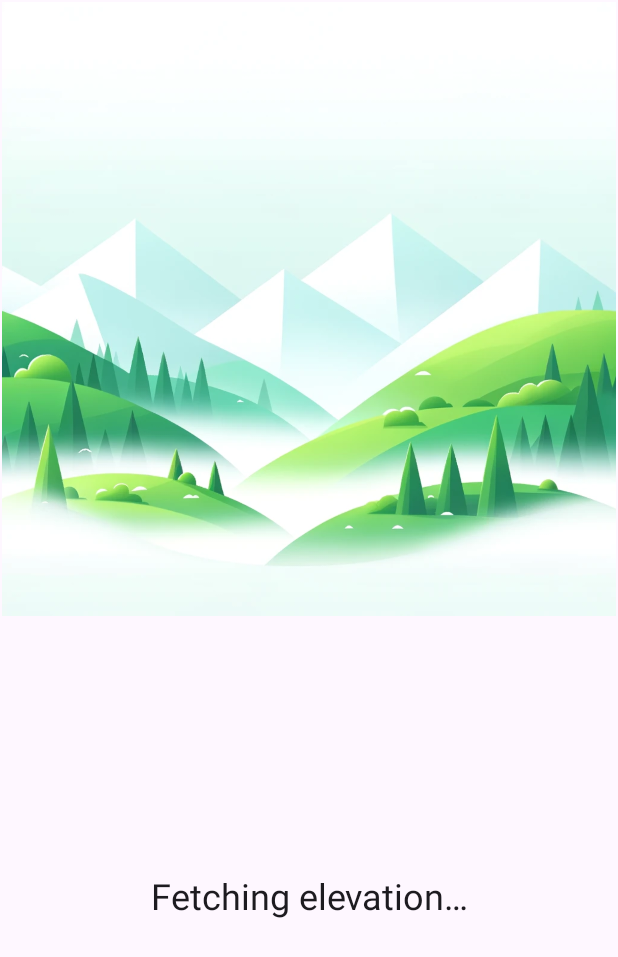
After one commit to arunderwood/heightmark, an Android app: the layout fragment_elevation.xml on its own in the app's theme, with its tools: preview values and no code run, on a phone screen of 412 x 824 dp. The commit adds this screen. Shown: the top 957 px of the screen. Run offline under Robolectric (Android 15) with nearby library versions, the phone set to English and light mode, and no system bars.

Commit message:
Refactor Activity into Fragment

```diff
--- a/app/build.gradle.kts
+++ b/app/build.gradle.kts
@@ -36,12 +36,13 @@ android {
 }
 
 dependencies {
-
     implementation(libs.androidx.core.ktx)
     implementation(libs.androidx.appcompat)
     implementation(libs.material)
     implementation(libs.androidx.activity)
     implementation(libs.androidx.constraintlayout)
+    implementation(libs.androidx.navigation.fragment.ktx)
+    implementation(libs.androidx.navigation.ui.ktx)
     testImplementation(libs.junit)
     androidTestImplementation(libs.androidx.junit)
     androidTestImplementation(libs.androidx.espresso.core)
--- /dev/null
+++ b/app/src/main/res/layout/fragment_elevation.xml
@@ -0,0 +1,40 @@
+<?xml version="1.0" encoding="utf-8"?>
+<androidx.constraintlayout.widget.ConstraintLayout xmlns:android="http://schemas.android.com/apk/res/android"
+    xmlns:app="http://schemas.android.com/apk/res-auto"
+    xmlns:tools="http://schemas.android.com/tools"
+    android:id="@+id/main"
+    android:layout_width="match_parent"
+    android:layout_height="match_parent"
+    tools:context=".ElevationFragment">
+
+    <ImageView
+        android:id="@+id/imageView"
+        android:layout_width="409dp"
+        android:layout_height="412dp"
+        android:contentDescription="@string/background"
+        app:layout_constraintEnd_toEndOf="parent"
+        app:layout_constraintHorizontal_bias="0.5"
+        app:layout_constraintStart_toStartOf="parent"
+        app:layout_constraintTop_toTopOf="parent"
+        app:srcCompat="@drawable/background"
+        tools:ignore="ImageContrastCheck" />
+
+    <LinearLayout
+        android:layout_width="409dp"
+        android:layout_height="149dp"
+        android:layout_marginBottom="94dp"
+        android:orientation="vertical"
+        app:layout_constraintBottom_toBottomOf="parent"
+        app:layout_constraintEnd_toEndOf="parent"
+        app:layout_constraintHorizontal_bias="0.5"
+        app:layout_constraintStart_toStartOf="parent">
+
+        <com.bizzarosn.heightmark.ElevationTextView
+            android:id="@+id/elevation_text_view"
+            android:layout_width="match_parent"
+            android:layout_height="wrap_content"
+            android:gravity="center"
+            android:text="@string/elevation_text"
+            android:textSize="24sp" />
+    </LinearLayout>
+</androidx.constraintlayout.widget.ConstraintLayout>
--- a/gradle/libs.versions.toml
+++ b/gradle/libs.versions.toml
@@ -9,6 +9,7 @@ appcompat = "1.7.0"
 material = "1.12.0"
 activity = "1.9.1"
 constraintlayout = "2.1.4"
+navigation = "2.5.3"
 
 [libraries]
 androidx-core-ktx = { group = "androidx.core", name = "core-ktx", version.ref = "coreKtx" }
@@ -19,6 +20,8 @@ androidx-appcompat = { group = "androidx.appcompat", name = "appcompat", version
 material = { group = "com.google.android.material", name = "material", version.ref = "material" }
 androidx-activity = { group = "androidx.activity", name = "activity", version.ref = "activity" }
 androidx-constraintlayout = { group = "androidx.constraintlayout", name = "constraintlayout", version.ref = "constraintlayout" }
+androidx-navigation-fragment-ktx = { group = "androidx.navigation", name = "navigation-fragment-ktx", version.ref = "navigation" }
+androidx-navigation-ui-ktx = { group = "androidx.navigation", name = "navigation-ui-ktx", version.ref = "navigation" }
 
 [plugins]
 androidApplication = { id = "com.android.application", version.ref = "agp" }
```
Also changed, not shown: app/src/main/java/com/bizzarosn/heightmark/ElevationFragment.kt (added, +80 -0 lines), app/src/main/java/com/bizzarosn/heightmark/MainActivity.kt (+0 -65 lines), app/src/main/res/layout/activity_main.xml (+6 -30 lines).
